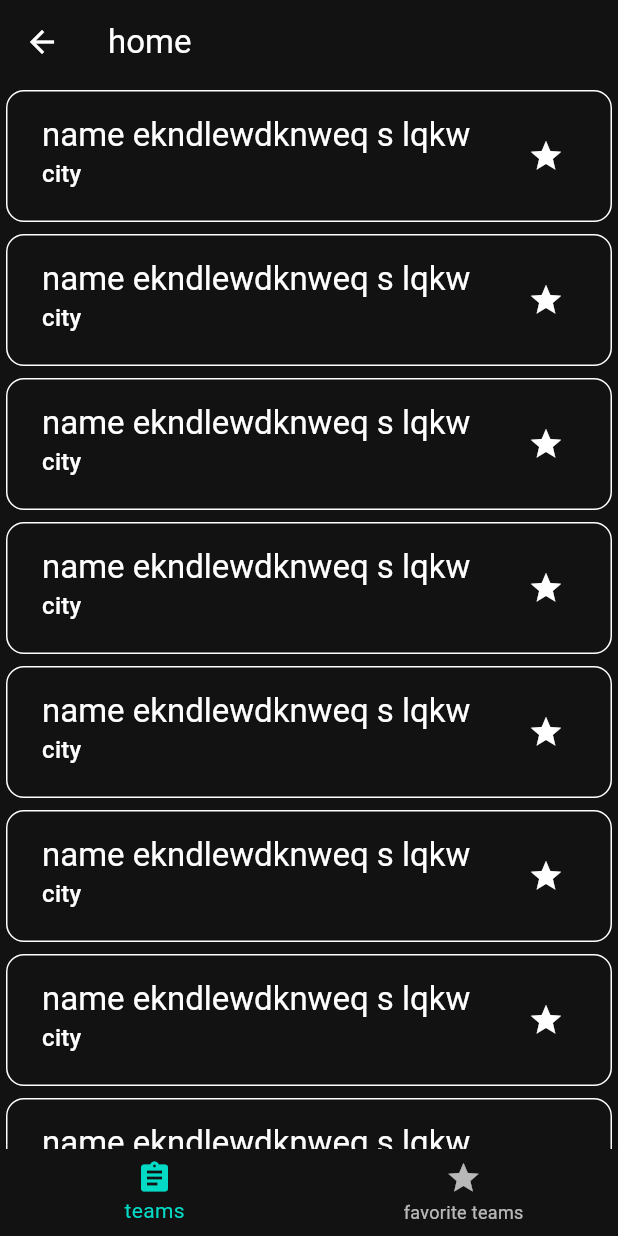
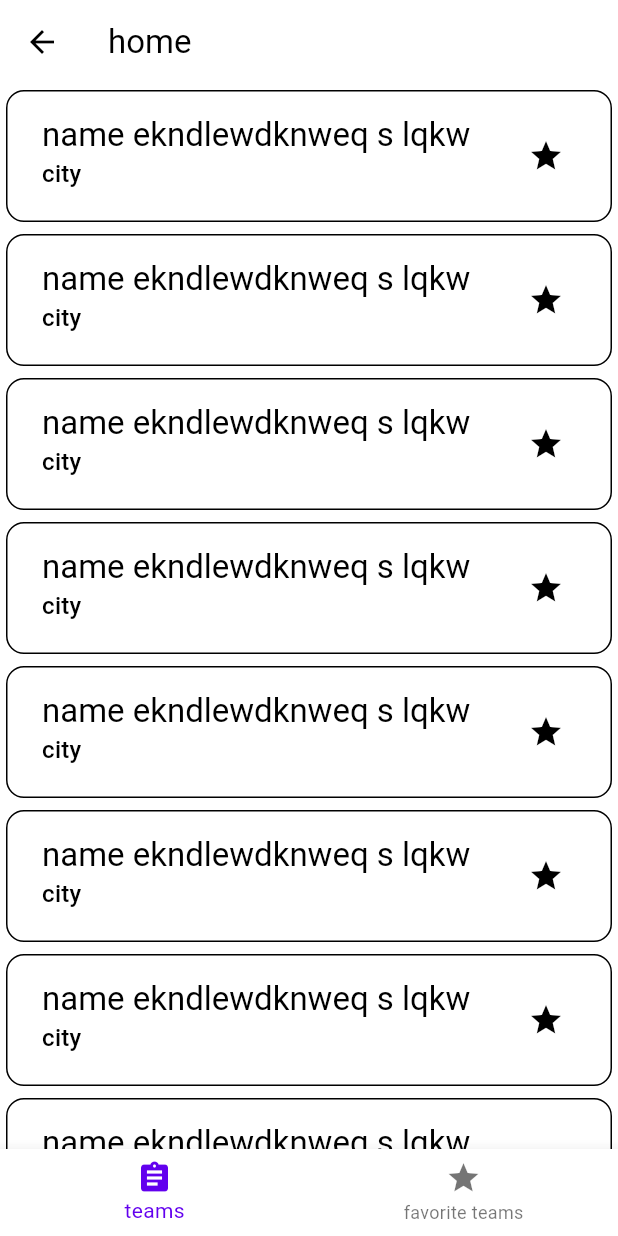
Before and after one commit to chevic4/nhlproj, a Flutter app: the screen it shows after launch, after a tap on "go to app", on a phone screen of 412 x 824 dp. Run offline on Flutter 3.47's test engine with Material 2 defaults, Android fonts, the phone set to English and light mode, and no system bars; our stand-ins replace beamer, flutter_riverpod, shared_preferences.

Commit message:
theme uscase

```diff
--- a/lib/src/data/repository/theme_repository_impl.dart
+++ b/lib/src/data/repository/theme_repository_impl.dart
@@ -1,8 +1,11 @@
 import 'package:flutter/material.dart';
-import 'package:nhlproj/src/domain/uscases/theme_usecase.dart';
+import 'package:nhlproj/src/domain/repository/theme_repository_interface.dart';
 import 'package:nhlproj/src/presentation/screen_states/theme_state.dart';
+import 'package:nhlproj/src/utils/const/themes_const.dart';
+import 'package:shared_preferences/shared_preferences.dart';
 
 class ThemeStoreRepositoryImpl implements ThemeStoreRepository {
+  final _sharedPref = SharedPreferences.getInstance();
   @override
   ThemeCustomState state;
   ThemeStoreRepositoryImpl({
@@ -12,19 +15,32 @@ class ThemeStoreRepositoryImpl implements ThemeStoreRepository {
   }
 
   Future<void> _initStore() async {
-    await Future.delayed(const Duration(seconds: 1));
-    state.setThemeDark();
+    final SharedPreferences store = await _sharedPref;
+    final res = store.getString('storePreferencesNmae');
+    if (res == null) {
+      state.setThemeLight();
+    } else {
+      switch (res) {
+        case storeLightTheme:
+          state.setThemeLight();
+          break;
+        case storeDarkTheme:
+          state.setThemeDark();
+          break;
+        default:
+          state.setThemeLight();
+      }
+    }
   }
 
   @override
   Future<ThemeData> getTheme() async {
-    await Future.delayed(const Duration(seconds: 1));
-    return ThemeData.light();
+    return state.getTheme;
   }
 
   @override
   Future<void> saveTheme(String nameThemeData) async {
-    await Future.delayed(const Duration(seconds: 1));
-    print('SAVE! THEME');
+    final SharedPreferences store = await _sharedPref;
+    store.setString('storePreferencesNmae', nameThemeData);
   }
 }
--- a/lib/src/di_container.dart
+++ b/lib/src/di_container.dart
@@ -1,6 +1,7 @@
 import 'package:flutter/material.dart';
 import 'package:flutter_riverpod/flutter_riverpod.dart';
 import 'package:nhlproj/src/data/repository/theme_repository_impl.dart';
+import 'package:nhlproj/src/domain/repository/theme_repository_interface.dart';
 import 'package:nhlproj/src/domain/uscases/theme_usecase.dart';
 import 'package:nhlproj/src/presentation/screen_states/theme_state.dart';
 
@@ -21,6 +22,6 @@ final themeCustomControllerProvider = Provider(
   (ref) {
     final state = ref.watch(themeCustomStateProvider.notifier);
     final themeStore = ref.watch(themeCustomStoreProvider);
-    return ThemeCustomController(themeState: state, themeStore: themeStore);
+    return ThemeCustomUsesCases(themeState: state, themeStore: themeStore);
   },
 );
```
Also changed, not shown: lib/src/domain/repository/theme_repository_interface.dart (+17 -0 lines), lib/src/domain/uscases/theme_usecase.dart (+6 -24 lines), lib/src/utils/const/themes_const.dart (+3 -7 lines).
